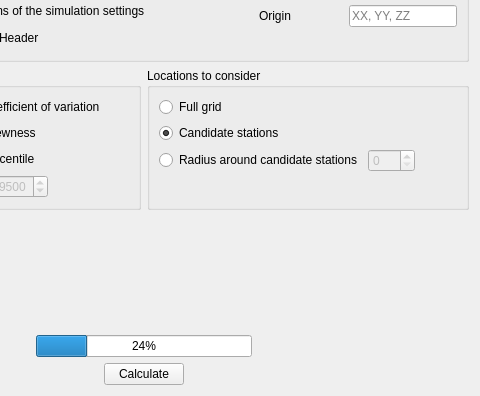
This is GSIMCLI/interface/tools.simstats.ui in iled/gsimcli as Qt 5 draws it before an edit; both pictures show x 192 to 672 and y 276 to 672 of the 672 by 672 pixel window. The edited form follows.
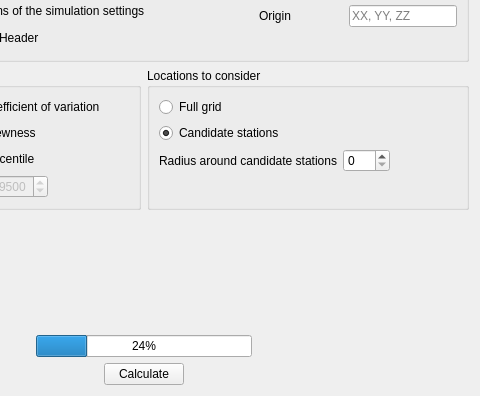
This is the edited form.

Commit message: WIP: handle arguments loc, tol, save

Diff of the .ui file:
```diff
--- a/GSIMCLI/interface/tools.simstats.ui
+++ b/GSIMCLI/interface/tools.simstats.ui
@@ -447,7 +447,10 @@
         <item>
          <layout class="QHBoxLayout" name="horizontalLayout_10">
           <item>
-           <widget class="QRadioButton" name="radioRadius">
+           <widget class="QLabel" name="labelRadius">
+            <property name="enabled">
+             <bool>true</bool>
+            </property>
             <property name="text">
              <string>Radius around candidate stations</string>
             </property>
@@ -456,7 +459,7 @@
           <item>
            <widget class="QSpinBox" name="spinRadius">
             <property name="enabled">
-             <bool>false</bool>
+             <bool>true</bool>
             </property>
             <property name="maximum">
              <number>999</number>
```
The commit also changes 1 other file.
